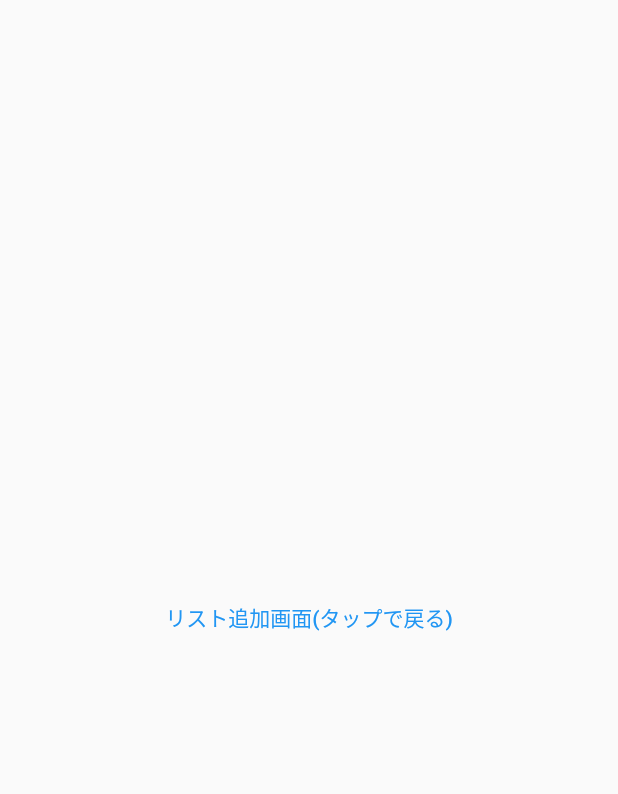
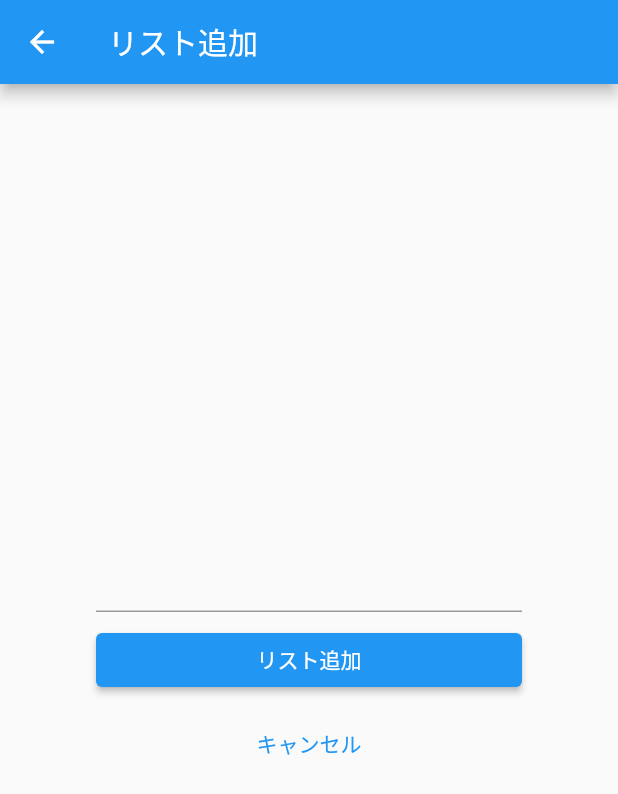
Before and after one commit to j9141997/learn-flutter, a Flutter app: the TodoAddPage screen opened directly, on a phone screen of 412 x 824 dp. Shown: the top 794 px of the screen. Run offline on Flutter 3.47's test engine with Material 2 defaults, Android fonts, the phone set to English and light mode, and no system bars.

Commit message:
feat: TODOAPP

```diff
--- a/projects_1/lib/main.dart
+++ b/projects_1/lib/main.dart
@@ -29,27 +29,97 @@ class MyApp extends StatelessWidget {
   }
 }
 
-class TodoListPage extends StatelessWidget {
+class TodoListPage extends StatefulWidget {
   const TodoListPage({Key? key}) : super(key: key);
 
   @override
-  Widget build(BuildContext context) {
-    return Scaffold();
-  }
+  _TodoListPageState createState() => _TodoListPageState();
 }
 
-class TodoAddPage extends StatelessWidget {
-  const TodoAddPage({Key? key}) : super(key: key);
+class _TodoListPageState extends State<TodoListPage> {
+  List<String> todoList = [];
 
   @override
   Widget build(BuildContext context) {
     return Scaffold(
-        body: Center(
-            child: TextButton(
-      onPressed: () {
-        Navigator.of(context).pop();
-      },
-      child: const Text('リスト追加画面(タップで戻る)'),
-    )));
+      appBar: AppBar(
+        title: const Text('リスト一覧'),
+      ),
+      body: ListView.builder(
+          itemCount: todoList.length,
+          itemBuilder: (context, index) {
+            return Card(
+              child: ListTile(title: Text(todoList[index])),
+            );
+          }),
+      floatingActionButton: FloatingActionButton(
+        onPressed: () async {
+          final newListText = await Navigator.of(context).push(
+            MaterialPageRoute(builder: (context) {
+              // 遷移先の画面としてリスト追加画面を指定
+              return const TodoAddPage();
+            }),
+          );
+          if (newListText != null) {
+            // キャンセルした場合は newListText が null となるので注意
+            setState(() {
+              // リスト追加
+              todoList.add(newListText.toString());
+            });
+          }
+        },
+        child: const Icon(Icons.add),
+      ),
+    );
   }
 }
+
+class TodoAddPage extends StatefulWidget {
+  const TodoAddPage({Key? key}) : super(key: key);
+
+  @override
+  _TodoAddPageState createState() => _TodoAddPageState();
+}
+
+class _TodoAddPageState extends State<TodoAddPage> {
+  String _text = '';
+
+  @override
+  Widget build(BuildContext context) {
+    return Scaffold(
+        appBar: AppBar(title: const Text('リスト追加')),
+        body: Container(
+            padding: const EdgeInsets.all(64),
+            child:
+                Column(mainAxisAlignment: MainAxisAlignment.center, children: [
+              TextField(
+                onChanged: (String value) {
+                  setState(() {
+                    _text = value;
+                  });
+                },
+              ),
+              const SizedBox(height: 8),
+              SizedBox(
+                width: double.infinity,
+                child: ElevatedButton(
+                  onPressed: () {
+                    Navigator.of(context).pop(_text);
+                  },
+                  child: const Text('リスト追加',
+                      style: TextStyle(color: Colors.white)),
+                ),
+              ),
+              const SizedBox(height: 8),
+              SizedBox(
+                width: double.infinity,
+                child: TextButton(
+                  onPressed: () {
+                    Navigator.of(context).pop();
+                  },
+                  child: const Text('キャンセル'),
+                ),
+              )
+            ])));
+  }
+}
```
